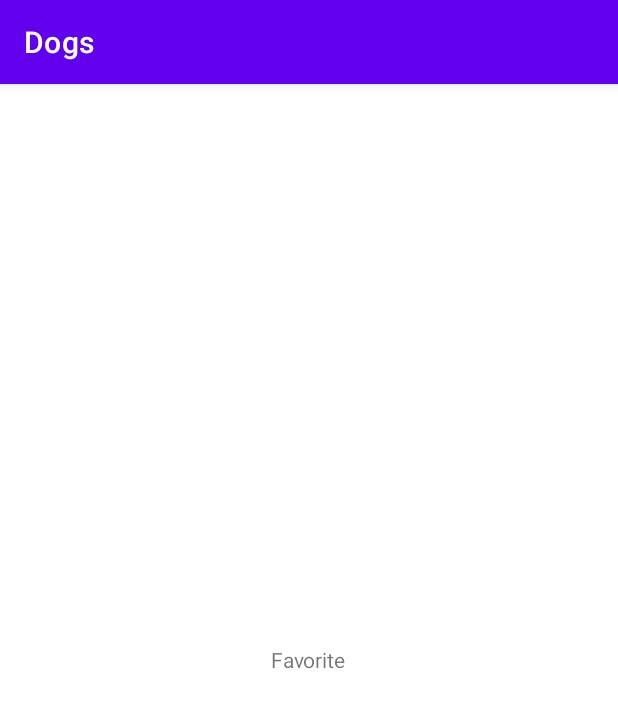
After one commit to patrikkarolyi/dogs, an Android app: the FavoriteFragment screen opened through its navigation route, on a phone screen of 412 x 824 dp. The commit adds this screen. Shown: the top 708 px of the screen. Run offline under Robolectric (Android 15) with nearby library versions, the phone set to English and light mode, and no system bars.

Commit message:
Add navigation and view binding

```diff
--- /dev/null
+++ b/app/src/main/java/com/example/dogs/DogsApplication.kt
@@ -0,0 +1,4 @@
+package com.example.dogs
+
+class DogsApplication {
+}
--- /dev/null
+++ b/app/src/main/java/com/example/dogs/ui/favorite/FavoriteFragment.kt
@@ -0,0 +1,22 @@
+package com.example.dogs.ui.favorite
+
+import android.os.Bundle
+import android.view.LayoutInflater
+import android.view.View
+import android.view.ViewGroup
+import androidx.fragment.app.Fragment
+import com.example.dogs.databinding.FragmentFavoriteBinding
+
+class FavoriteFragment : Fragment(){
+
+    private lateinit var binding: FragmentFavoriteBinding
+
+    override fun onCreateView(
+        inflater: LayoutInflater,
+        container: ViewGroup?,
+        savedInstanceState: Bundle?
+    ): View {
+        binding = FragmentFavoriteBinding.inflate(inflater, container, false)
+        return binding.root
+    }
+}
--- /dev/null
+++ b/app/src/main/java/com/example/dogs/ui/list/ListFragment.kt
@@ -0,0 +1,22 @@
+package com.example.dogs.ui.list
+
+import android.os.Bundle
+import android.view.LayoutInflater
+import android.view.View
+import android.view.ViewGroup
+import androidx.fragment.app.Fragment
+import com.example.dogs.databinding.FragmentListBinding
+
+class ListFragment : Fragment(){
+
+    private lateinit var binding: FragmentListBinding
+
+    override fun onCreateView(
+        inflater: LayoutInflater,
+        container: ViewGroup?,
+        savedInstanceState: Bundle?
+    ): View {
+        binding = FragmentListBinding.inflate(inflater, container, false)
+        return binding.root
+    }
+}
--- a/app/src/main/res/layout/activity_main.xml
+++ b/app/src/main/res/layout/activity_main.xml
@@ -6,4 +6,15 @@
     android:layout_height="match_parent"
     tools:context=".MainActivity">
 
+    <androidx.fragment.app.FragmentContainerView
+        android:id="@+id/nav_host_fragment"
+        android:name="androidx.navigation.fragment.NavHostFragment"
+        android:layout_width="0dp"
+        android:layout_height="0dp"
+        app:layout_constraintLeft_toLeftOf="parent"
+        app:layout_constraintRight_toRightOf="parent"
+        app:layout_constraintTop_toTopOf="parent"
+        app:layout_constraintBottom_toBottomOf="parent"
+        app:defaultNavHost="true"
+        app:navGraph="@navigation/nav_graph" />
 </androidx.constraintlayout.widget.ConstraintLayout>
--- /dev/null
+++ b/app/src/main/res/layout/fragment_favorite.xml
@@ -0,0 +1,11 @@
+<?xml version="1.0" encoding="utf-8"?>
+<LinearLayout xmlns:android="http://schemas.android.com/apk/res/android"
+    android:layout_width="match_parent"
+    android:layout_height="match_parent"
+    android:gravity="center">
+
+    <TextView
+        android:layout_width="wrap_content"
+        android:layout_height="wrap_content"
+        android:text="Favorite"/>
+</LinearLayout>
--- /dev/null
+++ b/app/src/main/res/navigation/nav_graph.xml
@@ -0,0 +1,26 @@
+<?xml version="1.0" encoding="utf-8"?>
+<navigation xmlns:android="http://schemas.android.com/apk/res/android"
+    xmlns:app="http://schemas.android.com/apk/res-auto"
+    android:id="@+id/nav_graph"
+    app:startDestination="@id/listFragment">
+
+    <fragment
+        android:id="@+id/listFragment"
+        android:name="com.example.dogs.ui.list.ListFragment"
+        android:label="ListFragment" >
+        <action
+            android:id="@+id/action_listFragment_to_detailsFragment"
+            app:destination="@id/detailsFragment" />
+        <action
+            android:id="@+id/action_listFragment_to_favoriteFragment"
+            app:destination="@id/favoriteFragment" />
+    </fragment>
+    <fragment
+        android:id="@+id/detailsFragment"
+        android:name="com.example.dogs.ui.detail.DetailsFragment"
+        android:label="DetailsFragment" />
+    <fragment
+        android:id="@+id/favoriteFragment"
+        android:name="com.example.dogs.ui.favorite.FavoriteFragment"
+        android:label="FavoriteFragment" />
+</navigation>
```
Also changed, not shown: app/build.gradle (+10 -0 lines), app/src/main/java/com/example/dogs/ui/detail/DetailsFragment.kt (added, +22 -0 lines), app/src/main/res/layout/fragment_details.xml (added, +11 -0 lines), app/src/main/res/layout/fragment_list.xml (added, +11 -0 lines).
